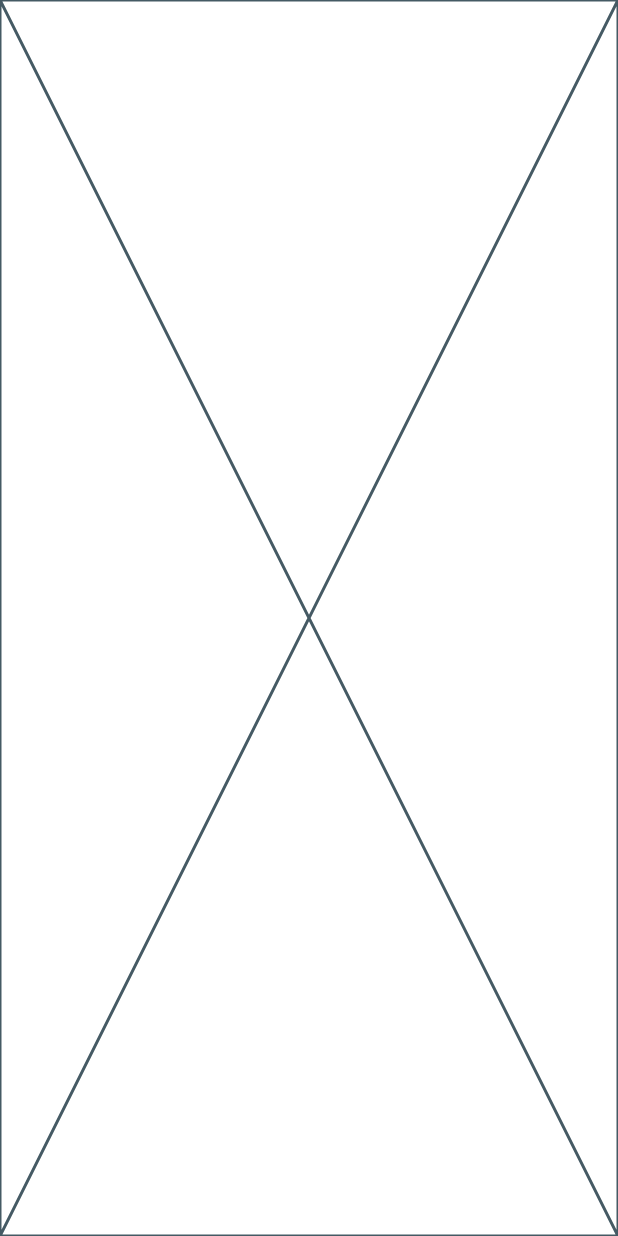
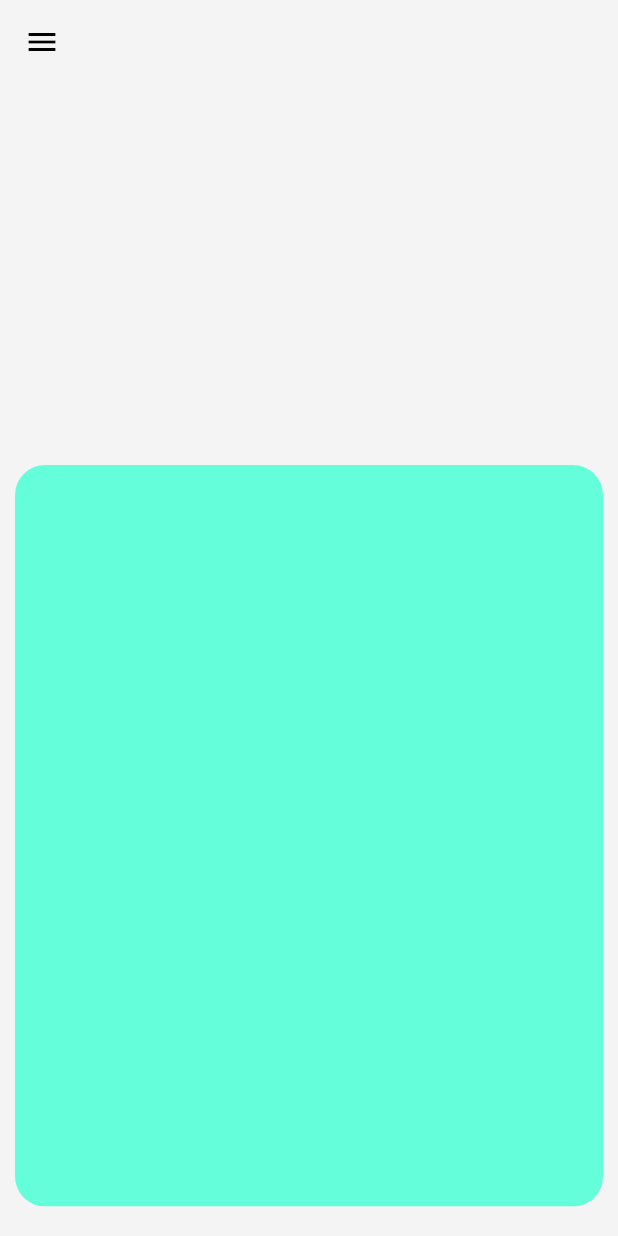
Before and after one commit to Parthborda01/Reminder-App, a Flutter app: the screen it shows after launch, on a phone screen of 412 x 824 dp. Run offline on Flutter 3.47's test engine with Material 2 defaults, Android fonts, the phone set to English and light mode, and no system bars.

Commit message:
HomePage OnWOrk v0.1

```diff
--- a/lib/UI/Pages/HomePage/HomePage.dart
+++ b/lib/UI/Pages/HomePage/HomePage.dart
@@ -1,6 +1,5 @@
 import 'package:flutter/material.dart';
-
-
+import 'package:flutter/services.dart';
 
 class HomePage extends StatefulWidget {
   const HomePage({Key? key}) : super(key: key);
@@ -12,6 +11,63 @@ class HomePage extends StatefulWidget {
 class _HomePageState extends State<HomePage> {
   @override
   Widget build(BuildContext context) {
-    return const Placeholder();
+    double deviceWidth = MediaQuery.of(context).size.width;
+    double deviceHeight = MediaQuery.of(context).size.height;
+
+    return Scaffold(
+      backgroundColor: Color(0xfff4f4f4),
+      body: CustomScrollView(
+        slivers: [
+          SliverAppBar(
+            surfaceTintColor: Color(0xfff4f4f4),
+              backgroundColor: Color(0xfff4f4f4),
+              elevation: 0,
+              centerTitle: true,
+              // floating: true,
+              // snap: true,
+              leading: IconButton(
+                  onPressed: () {},
+                  icon: Icon(Icons.menu, color: Colors.black)),
+              expandedHeight: 300,
+              stretch: true,
+              bottom: AppBar(
+                surfaceTintColor: Color(0xfff4f4f4),
+                elevation: 0,
+                backgroundColor: Color(0xfff4f4f4),
+              ),
+          ),
+          SliverToBoxAdapter(
+            child: Container(
+              color: Color(0xfff4f4f4),
+              child: Padding(
+                padding: const EdgeInsets.all(10),
+                child: ClipRRect(
+                  borderRadius: BorderRadius.circular(20),
+                  child: Container(
+                    height: deviceHeight * 0.6,
+                    color: Colors.tealAccent,
+                  ),
+                ),
+              ),
+            ),
+          ),
+          SliverToBoxAdapter(
+            child: Container(
+              color: Color(0xfff4f4f4),
+              child: Padding(
+                padding: const EdgeInsets.all(10),
+                child: ClipRRect(
+                  borderRadius: BorderRadius.circular(20),
+                  child: Container(
+                    height: deviceHeight * 0.6,
+                    color: Colors.tealAccent,
+                  ),
+                ),
+              ),
+            ),
+          ),
+        ],
+      ),
+    );
   }
 }
--- /dev/null
+++ b/lib/UI/Widgets/TaskTile.dart
@@ -0,0 +1 @@
+import 'package:flutter/material.dart';
--- a/lib/main.dart
+++ b/lib/main.dart
@@ -5,17 +5,23 @@ import 'UI/Pages/HomePage/HomePage.dart';
 
 void main() async {
   WidgetsFlutterBinding.ensureInitialized();
+
+  SystemChrome.setPreferredOrientations([DeviceOrientation.portraitUp]);
+
   SystemChrome.setSystemUIOverlayStyle(const SystemUiOverlayStyle(
-    systemNavigationBarColor: Colors.black,
+    systemNavigationBarColor: Colors.transparent,
     statusBarColor: Colors.transparent,
+    statusBarIconBrightness: Brightness.dark,
+    systemStatusBarContrastEnforced: false,
+    statusBarBrightness: Brightness.light,
   ));
-  SystemChrome.setEnabledSystemUIMode(SystemUiMode.manual,
-      overlays: [SystemUiOverlay.top]).then((_) {
+
   runApp(MaterialApp(
       home: HomePage(),
       debugShowCheckedModeBanner: false,
       theme: ThemeData(
+        useMaterial3: true,
+        brightness: Brightness.light,
         androidOverscrollIndicator: AndroidOverscrollIndicator.stretch,
       )));
-  });
 }
--- a/pubspec.yaml
+++ b/pubspec.yaml
@@ -35,6 +35,11 @@ dependencies:
   # The following adds the Cupertino Icons font to your application.
   # Use with the CupertinoIcons class for iOS style icons.
   cupertino_icons: ^1.0.2
+  flutter_bloc: ^8.1.2
+  get: ^4.6.5
+  intl: ^0.18.1
+  hive: ^2.2.3
+  google_ml_kit: ^0.14.0
 
 dev_dependencies:
   flutter_test:
```
Also changed, not shown: lib/Util/Util.dart (added), pubspec.lock, 2 other files. Lines whose indentation alone changed are shown as unchanged.
